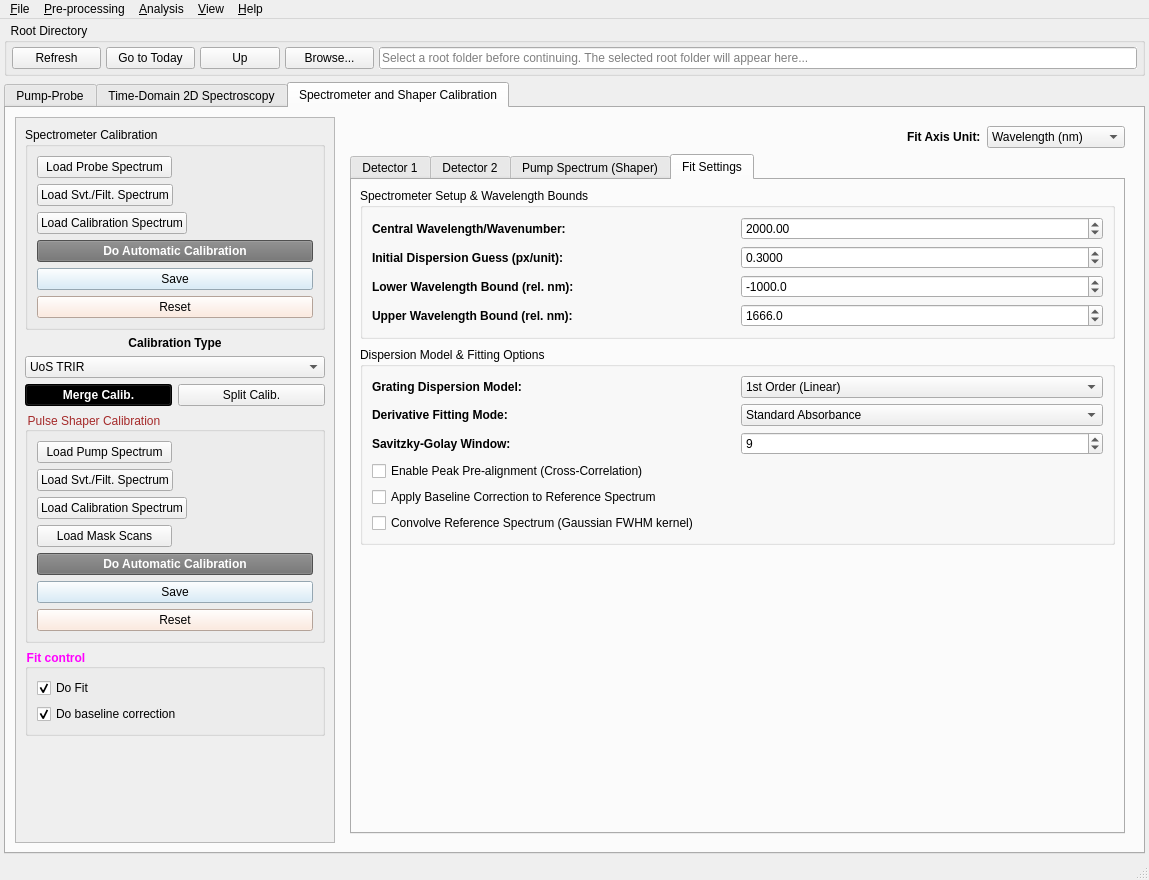
RJFernandezTeran/PyMORGAN, file src/pymorgan/gui/main_window.ui: the form before one commit.
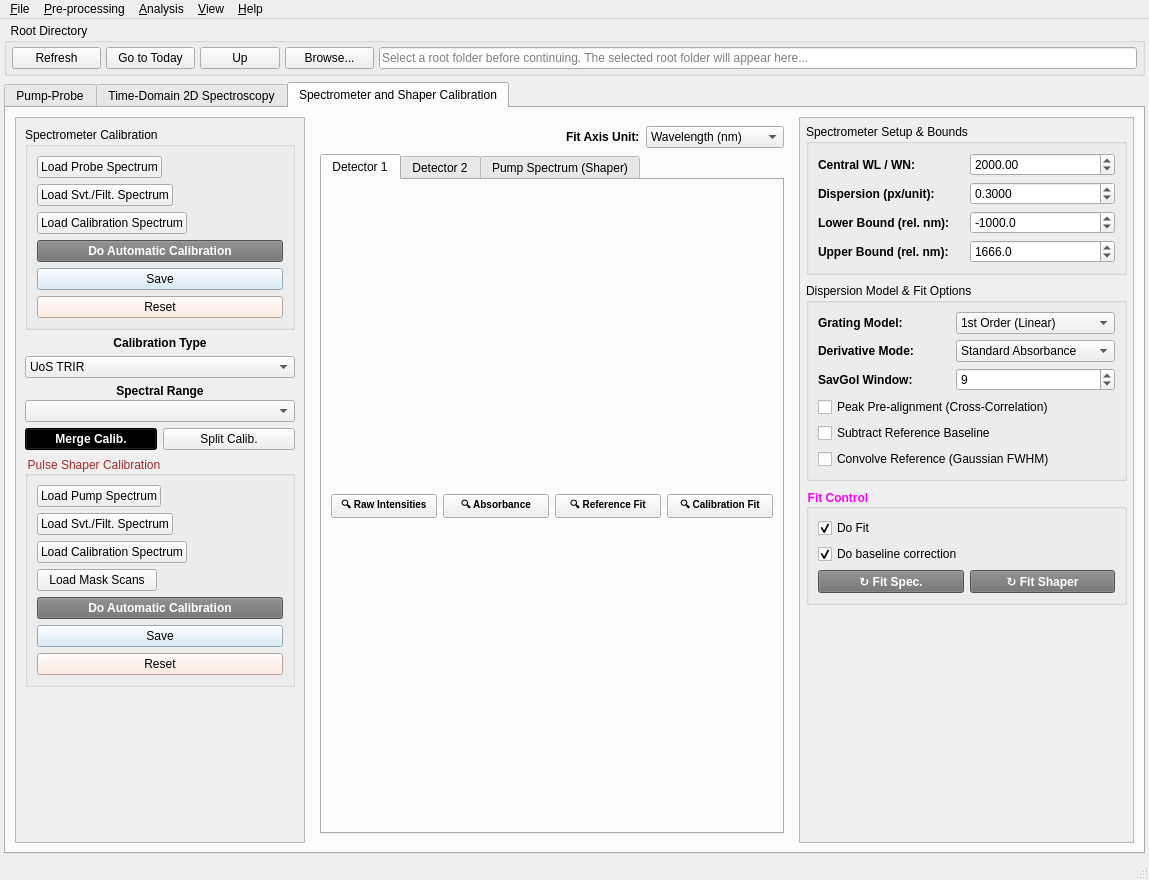
The form after the commit. The open tabs and pages were chosen to show the change. Custom widgets are drawn as their Qt base class.

Commit message: Add PyMESS .h5 calibration mode, HARPIA UV/Vis presets, and 3-column Calibration tab layout (v1.261022.1)

```diff
--- a/src/pymorgan/gui/main_window.ui
+++ b/src/pymorgan/gui/main_window.ui
@@ -3151,7 +3151,7 @@
           <widget class="QScrollArea" name="cal_scroll_area">
            <property name="maximumSize">
             <size>
-             <width>320</width>
+             <width>290</width>
              <height>16777215</height>
             </size>
            </property>
@@ -3269,6 +3269,34 @@
                  <item><property name="text"><string>UniGE TRIR (Absorbance)</string></property></item>
                  <item><property name="text"><string>UniGE TRUVIS-II (Intensity)</string></property></item>
                  <item><property name="text"><string>Light Conversion HARPIA-TA (Int.)</string></property></item>
+                 <item><property name="text"><string>PyMESS</string></property></item>
+                </widget>
+               </item>
+               <item>
+                <widget class="QWidget" name="cal_range_widget" native="true">
+                 <layout class="QVBoxLayout" name="cal_range_layout">
+                  <property name="leftMargin"><number>0</number></property>
+                  <property name="topMargin"><number>0</number></property>
+                  <property name="rightMargin"><number>0</number></property>
+                  <property name="bottomMargin"><number>0</number></property>
+                  <property name="spacing"><number>2</number></property>
+                  <item>
+                   <widget class="QLabel" name="cal_range_label">
+                    <property name="text">
+                     <string>Spectral Range</string>
+                    </property>
+                    <property name="alignment">
+                     <set>Qt::AlignCenter</set>
+                    </property>
+                    <property name="styleSheet">
+                     <string notr="true">font-weight: bold;</string>
+                    </property>
+                   </widget>
+                  </item>
+                  <item>
+                   <widget class="QComboBox" name="cal_range_combo"/>
+                  </item>
+                 </layout>
                 </widget>
                </item>
                <item>
@@ -3392,38 +3420,6 @@
                </layout>
               </widget>
              </item>
-             <item>
-              <widget class="QGroupBox" name="cal_fit_group">
-               <property name="styleSheet">
-                <string notr="true">QGroupBox { color: magenta; font-weight: bold; }</string>
-               </property>
-               <property name="title">
-                <string>Fit control</string>
-               </property>
-               <layout class="QVBoxLayout" name="cal_fit_layout">
-                <item>
-                 <widget class="QCheckBox" name="cal_chk_do_fit">
-                  <property name="text">
-                   <string>Do Fit</string>
-                  </property>
-                  <property name="checked">
-                   <bool>true</bool>
-                  </property>
-                 </widget>
-                </item>
-                <item>
-                 <widget class="QCheckBox" name="cal_chk_do_baseline">
-                  <property name="text">
-                   <string>Do baseline correction</string>
-                  </property>
-                  <property name="checked">
-                   <bool>true</bool>
-                  </property>
-                 </widget>
-                </item>
-               </layout>
-              </widget>
-             </item>
              <item>
               <spacer name="cal_vspacer">
                <property name="orientation">
@@ -3584,25 +3580,44 @@
                 </item>
                </layout>
               </widget>
+             </widget>
+            </item>
+           </layout>
+          </widget>
+         </item>
+         <item>
+          <widget class="QScrollArea" name="cal_settings_scroll_area">
+           <property name="minimumSize">
+            <size>
+             <width>305</width>
+             <height>0</height>
+            </size>
+           </property>
+           <property name="maximumSize">
+            <size>
+             <width>335</width>
+             <height>16777215</height>
+            </size>
+           </property>
+           <property name="widgetResizable">
+            <bool>true</bool>
+           </property>
                <widget class="QWidget" name="cal_settings_tab">
-                <attribute name="title">
-                 <string>Fit Settings</string>
-                </attribute>
                 <layout class="QVBoxLayout" name="cal_settings_main_layout">
-                 <property name="leftMargin"><number>8</number></property>
-                 <property name="topMargin"><number>8</number></property>
-                 <property name="rightMargin"><number>8</number></property>
-                 <property name="bottomMargin"><number>8</number></property>
+             <property name="leftMargin"><number>6</number></property>
+             <property name="topMargin"><number>6</number></property>
+             <property name="rightMargin"><number>6</number></property>
+             <property name="bottomMargin"><number>6</number></property>
                  <property name="spacing"><number>8</number></property>
                  <item>
                   <widget class="QGroupBox" name="cal_set_geom_group">
                    <property name="title">
-                    <string>Spectrometer Setup &amp;&amp; Wavelength Bounds</string>
+                <string>Spectrometer Setup &amp;&amp; Bounds</string>
                    </property>
                    <layout class="QGridLayout" name="cal_set_geom_layout">
                     <item row="0" column="0">
                      <widget class="QLabel" name="cal_set_lbl_cwl">
-                      <property name="text"><string>Central Wavelength/Wavenumber:</string></property>
+                  <property name="text"><string>Central WL / WN:</string></property>
                       <property name="styleSheet"><string notr="true">font-weight: bold;</string></property>
                      </widget>
                     </item>
@@ -3616,7 +3631,7 @@
                     </item>
                     <item row="1" column="0">
                      <widget class="QLabel" name="cal_set_lbl_ppnm">
-                      <property name="text"><string>Initial Dispersion Guess (px/unit):</string></property>
+                  <property name="text"><string>Dispersion (px/unit):</string></property>
                       <property name="styleSheet"><string notr="true">font-weight: bold;</string></property>
                      </widget>
                     </item>
@@ -3631,7 +3646,7 @@
                     </item>
                     <item row="2" column="0">
                      <widget class="QLabel" name="cal_set_lbl_rel_min_nm">
-                      <property name="text"><string>Lower Wavelength Bound (rel. nm):</string></property>
+                  <property name="text"><string>Lower Bound (rel. nm):</string></property>
                       <property name="styleSheet"><string notr="true">font-weight: bold;</string></property>
                      </widget>
                     </item>
@@ -3646,7 +3661,7 @@
                     </item>
                     <item row="3" column="0">
                      <widget class="QLabel" name="cal_set_lbl_rel_max_nm">
-                      <property name="text"><string>Upper Wavelength Bound (rel. nm):</string></property>
+                  <property name="text"><string>Upper Bound (rel. nm):</string></property>
                       <property name="styleSheet"><string notr="true">font-weight: bold;</string></property>
                      </widget>
                     </item>
@@ -3665,12 +3680,12 @@
                  <item>
                   <widget class="QGroupBox" name="cal_set_model_group">
                    <property name="title">
-                    <string>Dispersion Model &amp;&amp; Fitting Options</string>
+                <string>Dispersion Model &amp;&amp; Fit Options</string>
                    </property>
                    <layout class="QGridLayout" name="cal_set_model_layout">
                     <item row="0" column="0">
                      <widget class="QLabel" name="cal_set_lbl_model">
-                      <property name="text"><string>Grating Dispersion Model:</string></property>
+                  <property name="text"><string>Grating Model:</string></property>
                       <property name="styleSheet"><string notr="true">font-weight: bold;</string></property>
                      </widget>
                     </item>
@@ -3683,7 +3698,7 @@
                     </item>
                     <item row="1" column="0">
                      <widget class="QLabel" name="cal_set_lbl_deriv">
-                      <property name="text"><string>Derivative Fitting Mode:</string></property>
+                  <property name="text"><string>Derivative Mode:</string></property>
                       <property name="styleSheet"><string notr="true">font-weight: bold;</string></property>
                      </widget>
                     </item>
@@ -3696,7 +3711,7 @@
                     </item>
                     <item row="2" column="0">
                      <widget class="QLabel" name="cal_set_lbl_savgol">
-                      <property name="text"><string>Savitzky-Golay Window:</string></property>
+                  <property name="text"><string>SavGol Window:</string></property>
                       <property name="styleSheet"><string notr="true">font-weight: bold;</string></property>
                      </widget>
                     </item>
@@ -3710,23 +3725,79 @@
                     </item>
                     <item row="3" column="0" colspan="2">
                      <widget class="QCheckBox" name="cal_set_cross_corr">
-                      <property name="text"><string>Enable Peak Pre-alignment (Cross-Correlation)</string></property>
+                  <property name="text"><string>Peak Pre-alignment (Cross-Correlation)</string></property>
                      </widget>
                     </item>
                     <item row="4" column="0" colspan="2">
                      <widget class="QCheckBox" name="cal_set_subtract_ref_baseline">
-                      <property name="text"><string>Apply Baseline Correction to Reference Spectrum</string></property>
+                  <property name="text"><string>Subtract Reference Baseline</string></property>
                       <property name="checked"><bool>false</bool></property>
                      </widget>
                     </item>
                     <item row="5" column="0" colspan="2">
                      <widget class="QCheckBox" name="cal_set_convolve_ref">
-                      <property name="text"><string>Convolve Reference Spectrum (Gaussian FWHM kernel)</string></property>
+                  <property name="text"><string>Convolve Reference (Gaussian FWHM)</string></property>
                      </widget>
                     </item>
                    </layout>
                   </widget>
                  </item>
+             <item>
+              <widget class="QGroupBox" name="cal_fit_group">
+               <property name="styleSheet">
+                <string notr="true">QGroupBox { color: magenta; font-weight: bold; }</string>
+               </property>
+               <property name="title">
+                <string>Fit Control</string>
+               </property>
+               <layout class="QVBoxLayout" name="cal_fit_layout">
+                <item>
+                 <widget class="QCheckBox" name="cal_chk_do_fit">
+                  <property name="text">
+                   <string>Do Fit</string>
+                  </property>
+                  <property name="checked">
+                   <bool>true</bool>
+                  </property>
+                 </widget>
+                </item>
+                <item>
+                 <widget class="QCheckBox" name="cal_chk_do_baseline">
+                  <property name="text">
+                   <string>Do baseline correction</string>
+                  </property>
+                  <property name="checked">
+                   <bool>true</bool>
+                  </property>
+                 </widget>
+                </item>
+                <item>
+                 <layout class="QHBoxLayout" name="cal_set_refit_layout">
+                  <item>
+                   <widget class="QPushButton" name="cal_set_btn_refit_spec">
+                    <property name="styleSheet">
+                     <string notr="true">font-weight: bold; background-color: #707070; color: white;</string>
+                    </property>
+                    <property name="text">
+                     <string>↻ Fit Spec.</string>
+                    </property>
+                   </widget>
+                  </item>
+                  <item>
+                   <widget class="QPushButton" name="cal_set_btn_refit_shaper">
+                    <property name="styleSheet">
+                     <string notr="true">font-weight: bold; background-color: #707070; color: white;</string>
+                    </property>
+                    <property name="text">
+                     <string>↻ Fit Shaper</string>
+                    </property>
+                   </widget>
+                  </item>
+                 </layout>
+                </item>
+               </layout>
+              </widget>
+             </item>
                  <item>
                   <spacer name="cal_settings_vspacer">
                    <property name="orientation"><enum>Qt::Vertical</enum></property>
@@ -3737,9 +3808,6 @@
                  </item>
                 </layout>
                </widget>
-             </widget>
-            </item>
-           </layout>
           </widget>
          </item>
         </layout>
```
Lines whose indentation alone changed are shown as unchanged. The commit also changes 23 other files.
